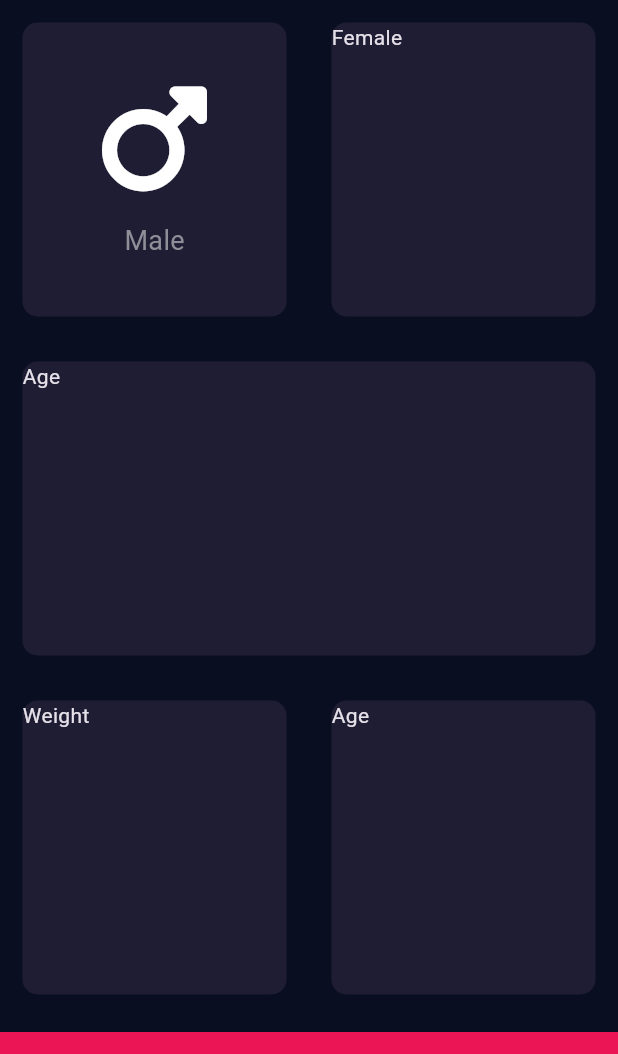
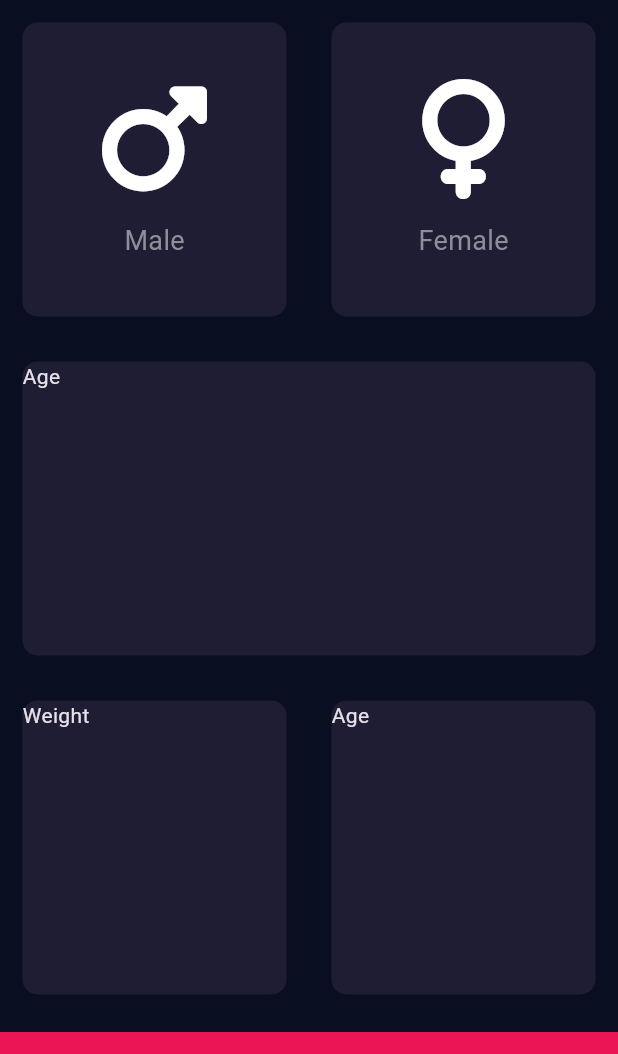
Before and after one commit to JHayWare/bmi_calc, a Flutter app: the screen it shows after launch, on a phone screen of 412 x 824 dp, the part 84-1138 px from its top. Run offline on Flutter 3.47's test engine with Material 3 defaults, Android fonts, the phone set to English and light mode, and no system bars; our stand-ins replace font_awesome_flutter.

Commit message:
Created icon content Added Font Awesome

```diff
--- a/lib/pages/input_page.dart
+++ b/lib/pages/input_page.dart
@@ -36,7 +36,10 @@ class _InputPageState extends State<InputPage> {
                 Expanded(
                   child: ReusableCard(
                     myColor: activeCardColor,
-                    cardChild: Text('Female'),
+                    cardChild: IconContent(
+                      icon: FontAwesomeIcons.venus,
+                      label: 'Female',
+                    ),
                   ),
                 ),
               ],
```
